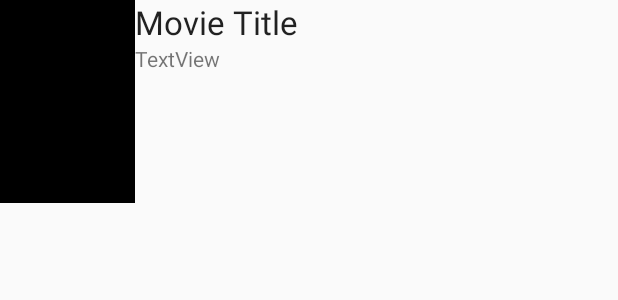
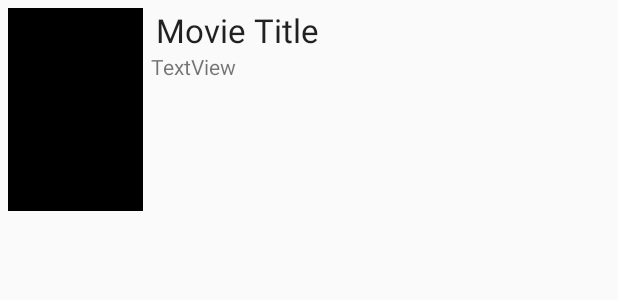
Before and after one commit to selomez/Flickster, an Android app: the layout item_movie.xml on its own in the app's theme, with its tools: preview values and no code run, on a phone screen of 412 x 824 dp. Shown: the top 300 px of the screen. Run offline under Robolectric (Android 15) with nearby library versions, the phone set to English and light mode, and no system bars.

Commit message:
have all text and recycler view

```diff
--- a/app/src/main/res/layout/item_movie.xml
+++ b/app/src/main/res/layout/item_movie.xml
@@ -1,25 +1,30 @@
 <?xml version="1.0" encoding="utf-8"?>
 <RelativeLayout xmlns:android="http://schemas.android.com/apk/res/android"
     xmlns:app="http://schemas.android.com/apk/res-auto"
-    android:layout_width="match_parent" android:layout_height="match_parent">
+   android:layout_margin = "5dp"
+    android:layout_width="match_parent" android:layout_height="wrap_content">
 
     <ImageView
-        android:id="@+id/imageView"
+        android:id="@+id/ivPosterImage"
         android:layout_width="90dp"
         android:layout_height="135dp"
+        android:layout_alignParentLeft="true"
         android:layout_alignParentStart="true"
-        android:layout_alignParentLeft="true"
         android:layout_alignParentTop="true"
+        android:contentDescription="movie image"
+        android:layout_marginRight="5dp"
         app:srcCompat="@android:color/background_dark" />
+
 
     <TextView
         android:id="@+id/tvTitle"
         android:layout_width="294dp"
         android:layout_height="wrap_content"
         android:layout_alignParentTop="true"
-        android:layout_toEndOf="@+id/imageView"
-        android:layout_toRightOf="@+id/imageView"
+        android:layout_toEndOf="@+id/ivPosterImage"
+        android:layout_toRightOf="@+id/ivPosterImage"
         android:text="Movie Title"
+        android:paddingLeft="3dp"
         android:textAppearance="@android:style/TextAppearance.Large" />
 
     <TextView
@@ -27,7 +32,7 @@
         android:layout_width="294dp"
         android:layout_height="102dp"
         android:layout_below="@+id/tvTitle"
-        android:layout_toEndOf="@+id/imageView"
-        android:layout_toRightOf="@+id/imageView"
+        android:layout_toEndOf="@+id/ivPosterImage"
+        android:layout_toRightOf="@+id/ivPosterImage"
         android:text="TextView" />
 </RelativeLayout>
```
Also changed, not shown: app/src/main/java/com/example/selzerai/flickster/MovieAdapter.java (added, +63 -0 lines), app/src/main/java/com/example/selzerai/flickster/MovieListActivity.java (+22 -1 lines).
